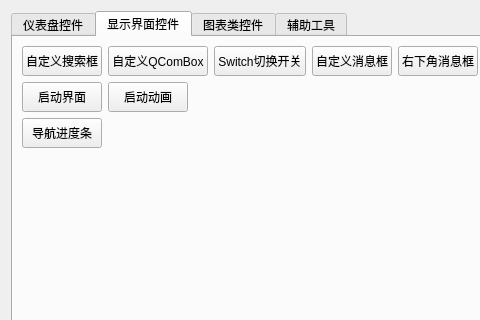
Above: Exmaple/examplewidget.ui from kevinlq/LQFramKit before the change; both pictures show x 0 to 480 and y 0 to 320 of the 697 by 578 pixel window. Below: the same form after it.
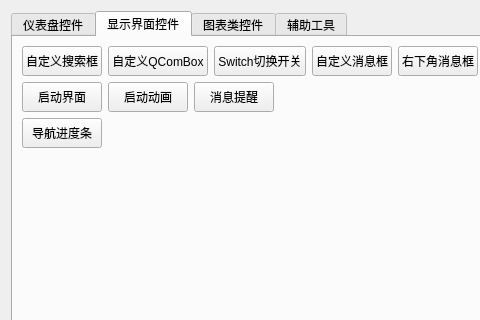
That is the form after the change.

```diff
--- a/Exmaple/examplewidget.ui
+++ b/Exmaple/examplewidget.ui
@@ -344,6 +344,19 @@
              </property>
             </widget>
            </item>
+           <item>
+            <widget class="QPushButton" name="pushButton_23">
+             <property name="minimumSize">
+              <size>
+               <width>0</width>
+               <height>30</height>
+              </size>
+             </property>
+             <property name="text">
+              <string>消息提醒</string>
+             </property>
+            </widget>
+           </item>
            <item>
             <spacer name="horizontalSpacer_2">
              <property name="orientation">
```
